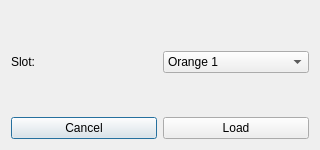
First picture: the form in plug/loadfromamp.ui, repository b2ornot2b/plug, before the edit.
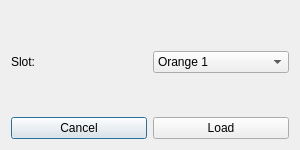
Second picture: the form after the edit.

The edit to the form file:
```diff
--- a/plug/loadfromamp.ui
+++ b/plug/loadfromamp.ui
@@ -6,7 +6,7 @@
    <rect>
     <x>0</x>
     <y>0</y>
-    <width>320</width>
+    <width>300</width>
     <height>150</height>
    </rect>
   </property>
```
